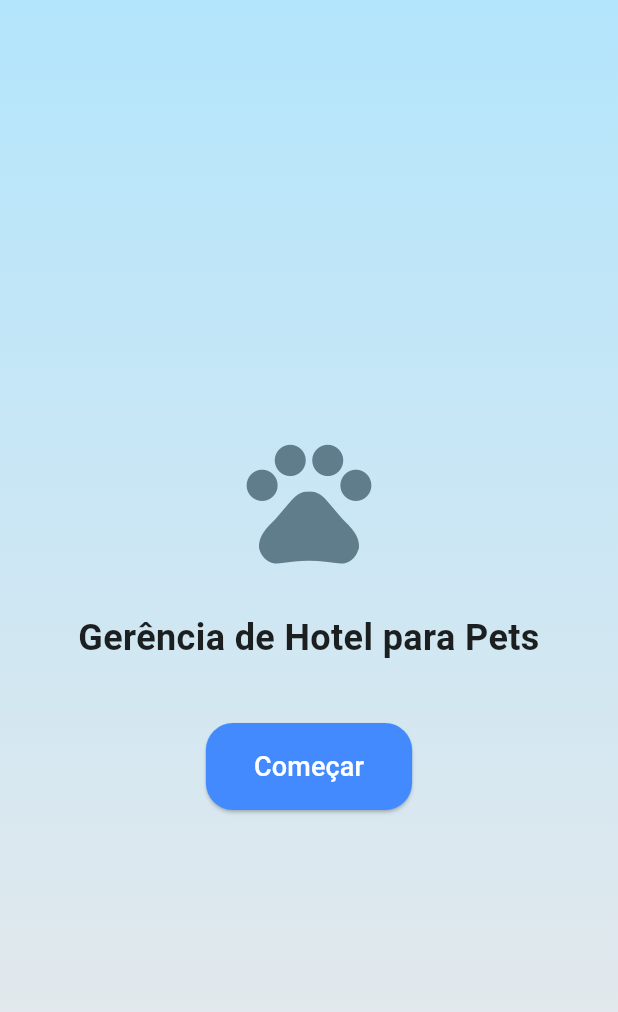
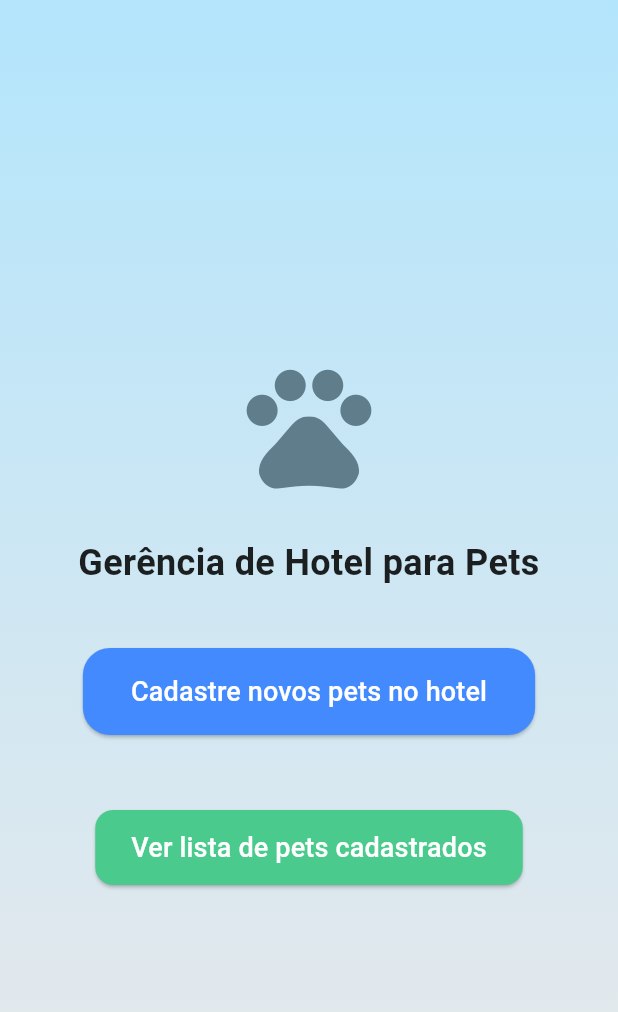
Before and after one commit to lucasutx/TesteTecnico, a Flutter app: the screen it shows after launch, on a phone screen of 412 x 824 dp. Shown: the top 1012 px of the screen. Run offline on Flutter 3.47's test engine with Material 3 defaults, Android fonts, the phone set to English and light mode, and no system bars.

Commit message:
Metodo Get ok

```diff
--- a/lib/HomeScreen.dart
+++ b/lib/HomeScreen.dart
@@ -45,7 +45,7 @@ class homeScreen extends StatelessWidget {
                       Navigator.pushNamed(context, '/manager');
                     },
                     label: Text(
-                      "Começar",
+                      "Cadastre novos pets no hotel",
                       style: TextStyle(
                           fontSize: 18,
                           color: Color.fromARGB(255, 255, 255, 255)),
@@ -58,7 +58,24 @@ class homeScreen extends StatelessWidget {
                         borderRadius: BorderRadius.circular(18),
                       ),
                     ),
-                  )
+                  ),
+                  SizedBox(height: 50,),
+                  ElevatedButton(
+                  onPressed: () {
+                    Navigator.of(context).pushNamed('/listagem');
+                  },
+                  style: ElevatedButton.styleFrom(
+                    backgroundColor: const Color.fromARGB(255, 75, 202, 141),
+                    padding: const EdgeInsets.symmetric(
+                        horizontal: 24, vertical: 12),
+                    shape: RoundedRectangleBorder(
+                        borderRadius: BorderRadius.circular(12)),
+                  ),
+                  child: const Text(
+                    'Ver lista de pets cadastrados',
+                    style: TextStyle(fontSize: 18, color: Colors.white),
+                  ),
+                ),
                 ],
               ),
             ),
--- a/lib/main.dart
+++ b/lib/main.dart
@@ -1,5 +1,6 @@
 import 'package:flutter/material.dart';
 import 'package:flutter_application_1/HomeScreen.dart';
+import 'package:flutter_application_1/Listagem.dart';
 import 'package:flutter_application_1/Manager.dart';
 
 void main() {
@@ -12,11 +13,11 @@ class MyApp extends StatelessWidget {
   @override
   Widget build(BuildContext context) {
     return MaterialApp(
-
       initialRoute: '/',
       routes: {
         '/':(context) => const homeScreen(),
         '/manager':(context) => const PetHotelApp(),
+        '/listagem':(context) => const Listagem(),
       },
     );
   }
--- a/lib/model/hotel_model.dart
+++ b/lib/model/hotel_model.dart
@@ -1,11 +1,20 @@
-class Hotel{
-  final String? nameTutor;
-  final String? contatoTutor;
-  final String? especie;
-  final String? raca;
-  final DateTime? dataEntrada;
+class Hotel {
+  final String nameTutor;
+  final String contatoTutor;
+  final String especie;
+  final String raca;
+  final DateTime dataEntrada;
   final DateTime? dataSaida;
 
-  Hotel({this.nameTutor,this.contatoTutor,this.especie,this.raca,this.dataEntrada,this.dataSaida});
+  Hotel({
+    required this.nameTutor,
+    required this.contatoTutor,
+    required this.especie,
+    required this.raca,
+    required this.dataEntrada,
+    this.dataSaida,
+  });
+
+
 
 }
```
Also changed, not shown: lib/Listagem.dart (added, +38 -0 lines), lib/Manager.dart (+29 -17 lines), lib/services/api.dart (+40 -0 lines), 1 other file.
